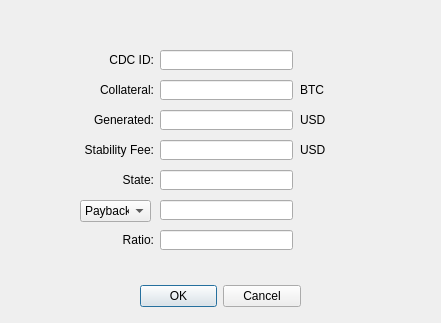
Qt form examples/cdc_operations.ui (hyperdao/stable_coin_python_sdk) before a commit.
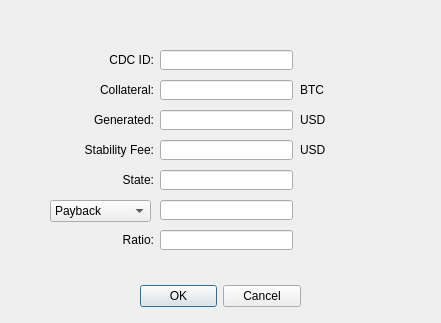
The same form after that commit.

```diff
--- a/examples/cdc_operations.ui
+++ b/examples/cdc_operations.ui
@@ -219,9 +219,9 @@
   <widget class="QComboBox" name="cdcActionBox">
    <property name="geometry">
     <rect>
-     <x>80</x>
+     <x>50</x>
      <y>200</y>
-     <width>71</width>
+     <width>101</width>
      <height>22</height>
     </rect>
    </property>
```
Left out of the diff: 10 changed lines with no effect on the pictures.
